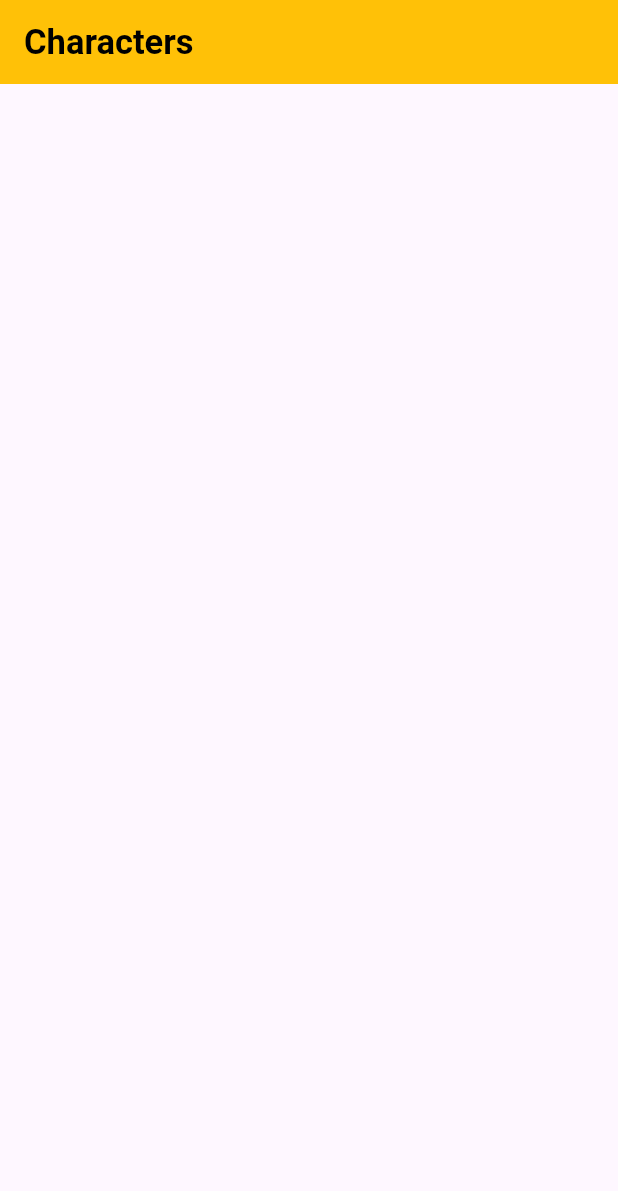
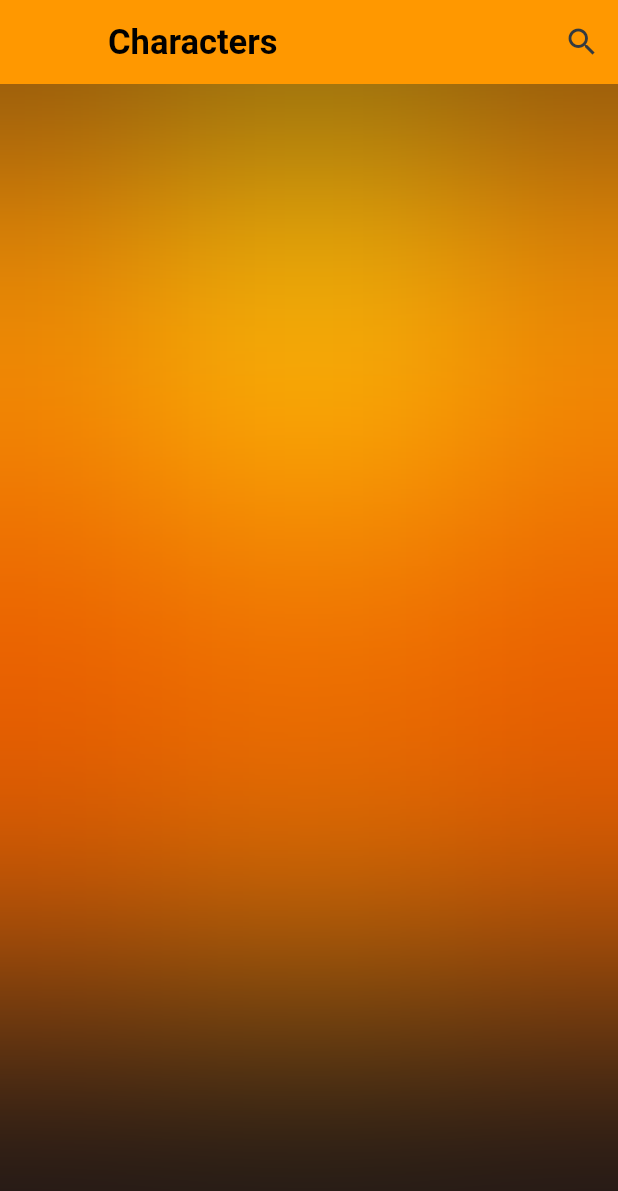
Before and after one commit to mahmoudashraf01/rick_and_morty_app, a Flutter app: the screen it shows after launch, on a phone screen of 412 x 824 dp. Shown: the top 1191 px of the screen. Run offline on Flutter 3.47's test engine with Material 3 defaults, Android fonts, the phone set to English and light mode, and no system bars; our stand-ins replace bloc, dio, flutter_bloc; network calls fail.

Commit message:
finishig character screen

```diff
--- a/lib/core/constants/colors.dart
+++ b/lib/core/constants/colors.dart
@@ -2,8 +2,11 @@ import 'package:flutter/material.dart';
 
 class AppColors {
   static const yellow = Color(0xffFFC107);
+  static const orange = Colors.orange;
+  static Color deepOrange = Colors.orange.shade900;
   static const grey = Color(0xff343A40);
   static const white = Color(0xffE1E8EB);
+  static const transparent = Colors.transparent;
 }
 
 class StylesColors {
--- a/lib/main.dart
+++ b/lib/main.dart
@@ -19,6 +19,7 @@ class RickAndMortyApp extends StatelessWidget {
       title: 'Rick & Morty',
       debugShowCheckedModeBanner: false,
       onGenerateRoute: appRouter.generateRoute,
+      theme: ThemeData(brightness: Brightness.dark),
     );
   }
 }
--- a/lib/presentaion/screens/characters_screen.dart
+++ b/lib/presentaion/screens/characters_screen.dart
@@ -4,72 +4,237 @@ import 'package:rick_and_morty_app/buisness_logic/cubit/characters_cubit.dart';
 import 'package:rick_and_morty_app/core/constants/colors.dart';
 import 'package:rick_and_morty_app/core/constants/text.dart';
 import 'package:rick_and_morty_app/data/models/charecters.dart';
+import 'package:rick_and_morty_app/presentaion/widgets/app_view_colors.dart';
 import 'package:rick_and_morty_app/presentaion/widgets/characters_item.dart';
 
 class CharactersScreen extends StatefulWidget {
   const CharactersScreen({super.key});
 
   @override
-  State<CharactersScreen> createState() => _CharactersScreenState();
+  CharactersScreenState createState() => CharactersScreenState();
 }
 
-class _CharactersScreenState extends State<CharactersScreen> {
+class CharactersScreenState extends State<CharactersScreen> {
   late List<AppCharacters> allCharacters;
+  late List<AppCharacters> searchedForCharacters;
+  bool _isSearching = false;
+  final _searchTextController = TextEditingController();
+
+  Widget _buildSearchField() {
+    return TextField(
+      controller: _searchTextController,
+      cursorColor: AppColors.grey,
+      decoration: const InputDecoration(
+        hintText: 'Find a character...',
+        border: InputBorder.none,
+        hintStyle: TextStyle(color: AppColors.grey, fontSize: 18),
+      ),
+      style: const TextStyle(color: AppColors.grey, fontSize: 18),
+      onChanged: (searchedCharacter) {
+        addSearchedFOrItemsToSearchedList(searchedCharacter);
+      },
+    );
+  }
+
+  void addSearchedFOrItemsToSearchedList(String searchedCharacter) {
+    searchedForCharacters = allCharacters
+        .where((character) =>
+            character.name.toLowerCase().startsWith(searchedCharacter))
+        .toList();
+    setState(() {});
+  }
+
+  List<Widget> _buildAppBarActions() {
+    if (_isSearching) {
+      return [
+        IconButton(
+          onPressed: () {
+            _clearSearch();
+            Navigator.pop(context);
+          },
+          icon: const Icon(Icons.clear, color: AppColors.grey),
+        ),
+      ];
+    } else {
+      return [
+        IconButton(
+          onPressed: _startSearch,
+          icon: const Icon(
+            Icons.search,
+            color: AppColors.grey,
+          ),
+        ),
+      ];
+    }
+  }
+
+  void _startSearch() {
+    ModalRoute.of(context)!
+        .addLocalHistoryEntry(LocalHistoryEntry(onRemove: _stopSearching));
+
+    setState(() {
+      _isSearching = true;
+    });
+  }
+
+  void _stopSearching() {
+    _clearSearch();
+
+    setState(() {
+      _isSearching = false;
+    });
+  }
+
+  void _clearSearch() {
+    setState(() {
+      _searchTextController.clear();
+    });
+  }
+
   @override
   void initState() {
     super.initState();
-    allCharacters =
-        BlocProvider.of<CharactersCubit>(context).getAllCharacters();
+    BlocProvider.of<CharactersCubit>(context).getAllCharacters();
+  }
+
+  Widget buildBlocWidget() {
+    return BlocBuilder<CharactersCubit, CharactersState>(
+      builder: (context, state) {
+        if (state is CharactersSuccess) {
+          allCharacters = (state).characters;
+          return buildLoadedListWidgets();
+        } else {
+          return showLoadingIndicator();
+        }
+      },
+    );
+  }
+
+  Widget showLoadingIndicator() {
+    return const Center(
+      child: CircularProgressIndicator(
+        color: AppColors.yellow,
+      ),
+    );
+  }
+
+  Widget buildLoadedListWidgets() {
+    return SingleChildScrollView(
+      child: Container(
+        color: AppColors.deepOrange,
+        child: Stack(
+          children: [
+            const AppViewColor(),
+            buildCharactersList(),
+          ],
+        ),
+      ),
+    );
+  }
+
+  Widget buildCharactersList() {
+    return GridView.builder(
+      gridDelegate: const SliverGridDelegateWithFixedCrossAxisCount(
+        crossAxisCount: 2,
+        childAspectRatio: 2 / 3,
+        crossAxisSpacing: 1,
+        mainAxisSpacing: 1,
+      ),
+      shrinkWrap: true,
+      physics: const ClampingScrollPhysics(),
+      padding: EdgeInsets.zero,
+      itemCount: _searchTextController.text.isEmpty
+          ? allCharacters.length
+          : searchedForCharacters.length,
+      itemBuilder: (ctx, index) {
+        return CharacterItem(
+          character: _searchTextController.text.isEmpty
+              ? allCharacters[index]
+              : searchedForCharacters[index],
+        );
+      },
+    );
+  }
+
+  Widget _buildAppBarTitle() {
+    return Text(
+      'Characters',
+      style: h5Bold,
+    );
+  }
+
+  Widget buildNoInternetWidget() {
+    return Center(
+      child: Container(
+        color: Colors.white,
+        child: Column(
+          mainAxisAlignment: MainAxisAlignment.center,
+          children: [
+            const SizedBox(
+              height: 20,
+            ),
+            const Text(
+              'Can\'t connect .. check internet',
+              style: TextStyle(
+                fontSize: 22,
+                color: AppColors.grey,
+              ),
+            ),
+            Image.asset('assets/images/no_internet.png')
+          ],
+        ),
+      ),
+    );
   }
 
   @override
   Widget build(BuildContext context) {
     return Scaffold(
       appBar: AppBar(
-        backgroundColor: AppColors.yellow,
-        title: Text(
-          'Characters',
-          style: h5Bold,
-        ),
+        backgroundColor: AppColors.orange,
+        elevation: 0,
+        leading: _isSearching
+            ? const BackButton(
+                color: AppColors.grey,
+              )
+            : Container(),
+        title: _isSearching ? _buildSearchField() : _buildAppBarTitle(),
+        actions: _buildAppBarActions(),
       ),
-      body: BlocBuilder<CharactersCubit, CharactersState>(
-        builder: (context, state) {
-          if (state is CharactersSuccess) {
-            allCharacters = state.characters;
-            return SingleChildScrollView(
-              child: Container(
-                color: AppColors.grey,
-                child: Column(
-                  children: [
-                    GridView.builder(
-                      itemCount: allCharacters.length,
-                      shrinkWrap: true,
-                      physics: const ClampingScrollPhysics(),
-                      padding: EdgeInsets.zero,
-                      gridDelegate:
-                          const SliverGridDelegateWithFixedCrossAxisCount(
-                        crossAxisCount: 2,
-                        childAspectRatio: 2 / 3,
-                        crossAxisSpacing: 1,
-                        mainAxisExtent: 1,
-                      ),
-                      itemBuilder: (context, index) {
-                        return CharacterItem(
-                          character: allCharacters[index],
-                        );
-                      },
-                    ),
-                  ],
-                ),
-              ),
-            );
-          }
-          return const Center(
-              child: CircularProgressIndicator(
-            color: AppColors.yellow,
-          ));
-        },
-      ),
+      body: buildBlocWidget(),
     );
   }
 }
+
+//Widget buildListWidgets() {
+  //   return SingleChildScrollView(
+  //     child: Container(
+  //       color: AppColors.grey,
+  //       child: Column(
+  //         children: [
+  //           buildCharacterList(),
+  //         ],
+  //       ),
+  //     ),
+  //   );
+  // }
+
+  // Widget buildCharacterList() {
+  //   return GridView.builder(
+  //     itemCount: allCharacters.length,
+  //     shrinkWrap: true,
+  //     physics: const ClampingScrollPhysics(),
+  //     padding: EdgeInsets.zero,
+  //     gridDelegate: const SliverGridDelegateWithFixedCrossAxisCount(
+  //       crossAxisCount: 2,
+  //       childAspectRatio: 2 / 3,
+  //       crossAxisSpacing: 1,
+  //       mainAxisExtent: 1,
+  //     ),
+  //     itemBuilder: (context, index) {
+  //       return CharacterItem(
+  //         character: allCharacters[index],
+  //       );
+  //     },
+  //   );
+  // }
--- /dev/null
+++ b/lib/presentaion/widgets/app_view_colors.dart
@@ -0,0 +1,56 @@
+import 'package:flutter/material.dart';
+import 'package:rick_and_morty_app/core/constants/colors.dart';
+import 'package:rick_and_morty_app/presentaion/widgets/custom_filter.dart';
+
+class AppViewColor extends StatelessWidget {
+  const AppViewColor({super.key});
+
+  @override
+  Widget build(BuildContext context) {
+    return Stack(
+      children: [
+        Align(
+          alignment: const AlignmentDirectional(0, 1),
+          child: Container(
+            height: 600,
+            width: 300,
+            decoration: const BoxDecoration(
+              color: AppColors.orange,
+            ),
+          ),
+        ),
+        Align(
+          alignment: const AlignmentDirectional(3, -0.6),
+          child: Container(
+            height: 500,
+            width: 300,
+            decoration: BoxDecoration(
+              color: AppColors.deepOrange,
+            ),
+          ),
+        ),
+        Align(
+          alignment: const AlignmentDirectional(-3, -0.6),
+          child: Container(
+            height: 500,
+            width: 300,
+            decoration:  BoxDecoration(
+              color:AppColors.deepOrange,
+            ),
+          ),
+        ),
+        Align(
+          alignment: const AlignmentDirectional(0, -1.2),
+          child: Container(
+            height: 300,
+            width: 300,
+            decoration: const BoxDecoration(
+              color: AppColors.yellow,
+            ),
+          ),
+        ),
+        const CustomFilter(),
+      ],
+    );
+  }
+}
```
Also changed, not shown: lib/presentaion/widgets/custom_filter.dart (added, +22 -0 lines).
